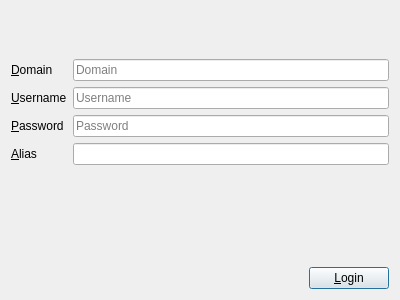
First picture: the form in sources/login/LoginDialog.ui, repository nuclear868/mattermost-qt, before the edit.
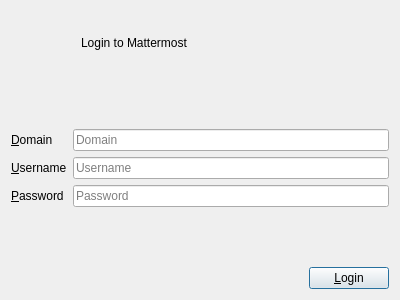
Second picture: the form after the edit. Icons and pictures are not drawn.

Commit message: Login Dialog - add icon and info label

Diff of the .ui file:
```diff
--- a/sources/login/LoginDialog.ui
+++ b/sources/login/LoginDialog.ui
@@ -18,6 +18,39 @@
     <normaloff>:/icons/img/icon0.ico</normaloff>:/icons/img/icon0.ico</iconset>
   </property>
   <layout class="QVBoxLayout" name="verticalLayout">
+   <item>
+    <layout class="QHBoxLayout" name="horizontalLayout_2">
+     <item>
+      <widget class="QLabel" name="icon">
+       <property name="minimumSize">
+        <size>
+         <width>64</width>
+         <height>64</height>
+        </size>
+       </property>
+       <property name="maximumSize">
+        <size>
+         <width>64</width>
+         <height>64</height>
+        </size>
+       </property>
+       <property name="text">
+        <string/>
+       </property>
+       <property name="scaledContents">
+        <bool>false</bool>
+       </property>
+      </widget>
+     </item>
+     <item>
+      <widget class="QLabel" name="titleLabel">
+       <property name="text">
+        <string>Login to Mattermost</string>
+       </property>
+      </widget>
+     </item>
+    </layout>
+   </item>
    <item>
     <spacer name="verticalSpacer">
      <property name="orientation">
@@ -36,6 +69,29 @@
    </item>
    <item>
     <layout class="QGridLayout" name="gridLayout">
+     <item row="3" column="1">
+      <widget class="QLineEdit" name="username_lineEdit">
+       <property name="maxLength">
+        <number>512</number>
+       </property>
+       <property name="placeholderText">
+        <string>Username</string>
+       </property>
+      </widget>
+     </item>
+     <item row="4" column="1">
+      <widget class="QLineEdit" name="password_lineEdit">
+       <property name="maxLength">
+        <number>512</number>
+       </property>
+       <property name="echoMode">
+        <enum>QLineEdit::Password</enum>
+       </property>
+       <property name="placeholderText">
+        <string>Password</string>
+       </property>
+      </widget>
+     </item>
      <item row="0" column="0">
       <widget class="QLabel" name="domain_label">
        <property name="toolTip">
@@ -49,30 +105,7 @@
        </property>
       </widget>
      </item>
-     <item row="0" column="1">
-      <widget class="QLineEdit" name="domain_lineEdit">
-       <property name="toolTip">
-        <string/>
-       </property>
-       <property name="maxLength">
-        <number>512</number>
-       </property>
-       <property name="placeholderText">
-        <string>Domain</string>
-       </property>
-      </widget>
-     </item>
-     <item row="1" column="1">
-      <widget class="QLineEdit" name="username_lineEdit">
-       <property name="maxLength">
-        <number>512</number>
-       </property>
-       <property name="placeholderText">
-        <string>Username</string>
-       </property>
-      </widget>
-     </item>
-     <item row="1" column="0">
+     <item row="3" column="0">
       <widget class="QLabel" name="username_label">
        <property name="toolTip">
         <string>Your username</string>
@@ -85,7 +118,7 @@
        </property>
       </widget>
      </item>
-     <item row="2" column="0">
+     <item row="4" column="0">
       <widget class="QLabel" name="password_label">
        <property name="toolTip">
         <string>Your password</string>
@@ -98,36 +131,16 @@
        </property>
       </widget>
      </item>
-     <item row="2" column="1">
-      <widget class="QLineEdit" name="password_lineEdit">
+     <item row="0" column="1">
+      <widget class="QLineEdit" name="domain_lineEdit">
+       <property name="toolTip">
+        <string/>
+       </property>
        <property name="maxLength">
         <number>512</number>
        </property>
-       <property name="echoMode">
-        <enum>QLineEdit::Password</enum>
-       </property>
        <property name="placeholderText">
-        <string>Password</string>
-       </property>
-      </widget>
-     </item>
-     <item row="3" column="0">
-      <widget class="QLabel" name="alias_label">
-       <property name="toolTip">
-        <string>Your alias</string>
-       </property>
-       <property name="text">
-        <string>&amp;Alias</string>
-       </property>
-       <property name="buddy">
-        <cstring>alias_lineEdit</cstring>
-       </property>
-      </widget>
-     </item>
-     <item row="3" column="1">
-      <widget class="QLineEdit" name="alias_lineEdit">
-       <property name="echoMode">
-        <enum>QLineEdit::Normal</enum>
+        <string>Domain</string>
        </property>
       </widget>
      </item>
```
Left out of the diff: 3 changed lines with no effect on the pictures. The commit also changes 3 other files.
